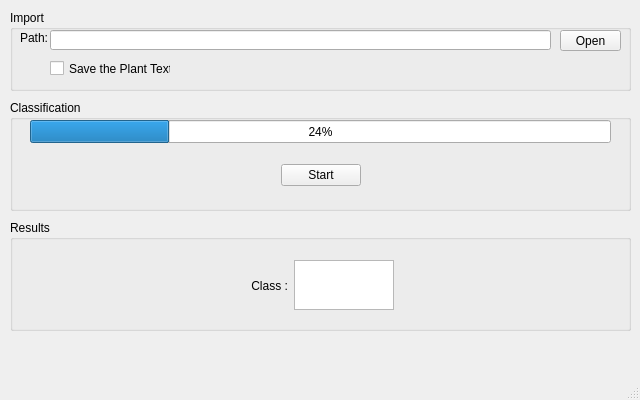
Old version of the form GUI/GUI.ui in the repository MahdiRahbar/TC-Program.
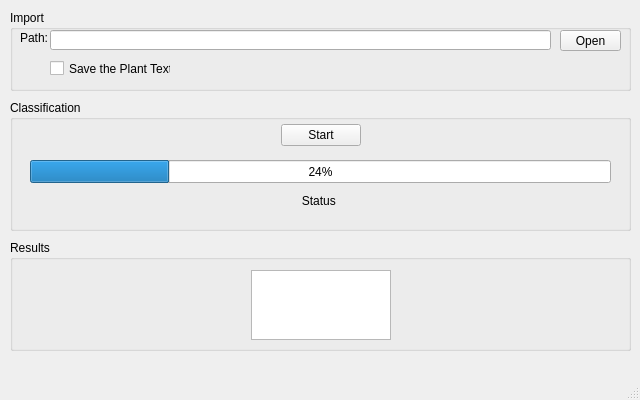
New version of the form.

Patch:
```diff
--- a/GUI/GUI.ui
+++ b/GUI/GUI.ui
@@ -88,30 +88,17 @@
       <x>10</x>
       <y>100</y>
       <width>621</width>
-      <height>111</height>
+      <height>131</height>
      </rect>
     </property>
     <property name="title">
      <string>Classification</string>
     </property>
-    <widget class="QProgressBar" name="progressBar">
-     <property name="geometry">
-      <rect>
-       <x>20</x>
-       <y>20</y>
-       <width>581</width>
-       <height>23</height>
-      </rect>
-     </property>
-     <property name="value">
-      <number>24</number>
-     </property>
-    </widget>
     <widget class="QWidget" name="horizontalLayoutWidget_2">
      <property name="geometry">
       <rect>
        <x>10</x>
-       <y>60</y>
+       <y>20</y>
        <width>601</width>
        <height>31</height>
       </rect>
@@ -167,12 +154,41 @@
       </item>
      </layout>
     </widget>
+    <widget class="QProgressBar" name="Classification_Progress_Bar">
+     <property name="geometry">
+      <rect>
+       <x>20</x>
+       <y>60</y>
+       <width>581</width>
+       <height>23</height>
+      </rect>
+     </property>
+     <property name="value">
+      <number>24</number>
+     </property>
+    </widget>
+    <widget class="QLabel" name="Process_Status_Label">
+     <property name="geometry">
+      <rect>
+       <x>220</x>
+       <y>90</y>
+       <width>181</width>
+       <height>21</height>
+      </rect>
+     </property>
+     <property name="text">
+      <string>Status </string>
+     </property>
+     <property name="alignment">
+      <set>Qt::AlignCenter</set>
+     </property>
+    </widget>
    </widget>
    <widget class="QGroupBox" name="groupBox_3">
     <property name="geometry">
      <rect>
       <x>10</x>
-      <y>220</y>
+      <y>240</y>
       <width>621</width>
       <height>111</height>
      </rect>
@@ -199,7 +215,7 @@
           </property>
           <property name="sizeHint" stdset="0">
            <size>
-            <width>40</width>
+            <width>30</width>
             <height>20</height>
            </size>
           </property>
@@ -208,28 +224,20 @@
        </layout>
       </item>
       <item>
-       <layout class="QHBoxLayout" name="horizontalLayout_11">
-        <item>
-         <widget class="QLabel" name="label_2">
-          <property name="text">
-           <string> Class :</string>
-          </property>
-         </widget>
-        </item>
-       </layout>
+       <layout class="QHBoxLayout" name="horizontalLayout_11"/>
       </item>
       <item>
        <widget class="QTextBrowser" name="textBrowser">
         <property name="minimumSize">
          <size>
-          <width>100</width>
+          <width>140</width>
           <height>20</height>
          </size>
         </property>
         <property name="maximumSize">
          <size>
           <width>100</width>
-          <height>50</height>
+          <height>70</height>
          </size>
         </property>
        </widget>
@@ -244,7 +252,7 @@
         </property>
         <property name="sizeHint" stdset="0">
          <size>
-          <width>40</width>
+          <width>30</width>
           <height>20</height>
          </size>
         </property>
```
Left out of the diff: 10 changed lines with no effect on the pictures.
